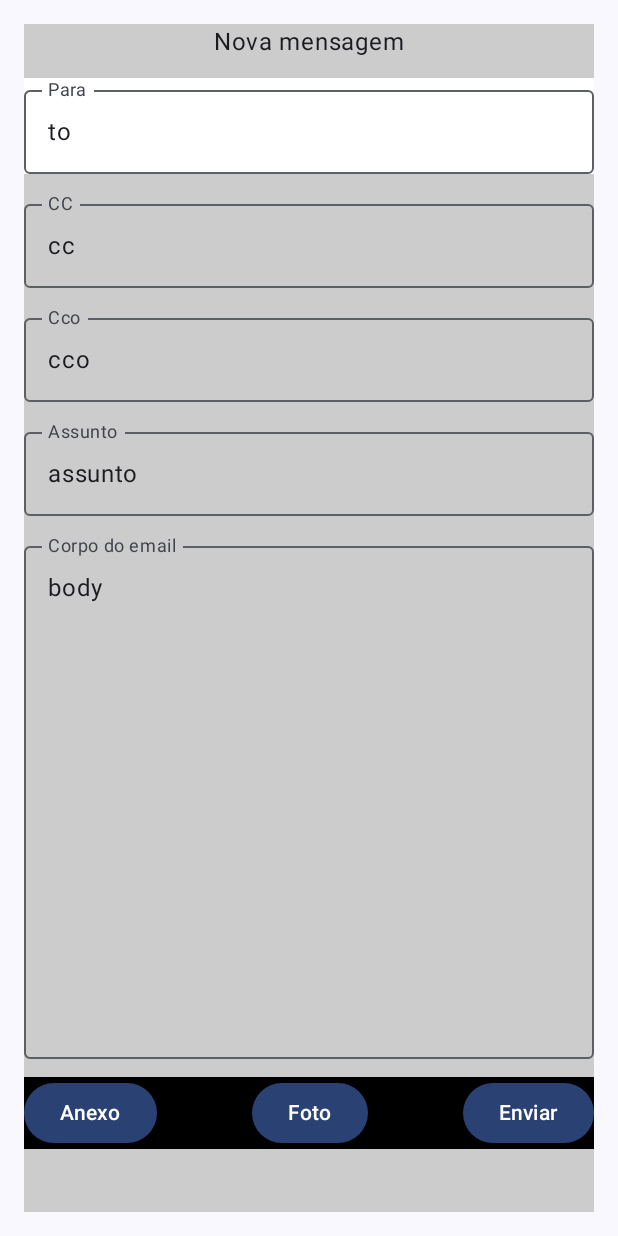
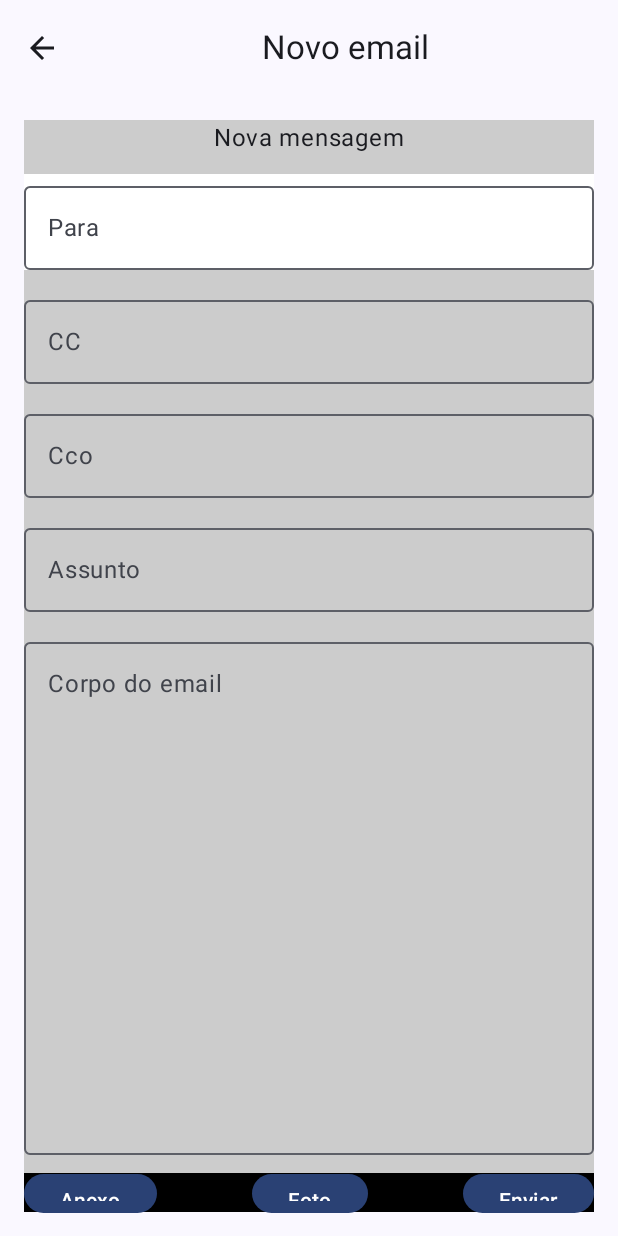
Before and after one commit to Vanessa-Bertoldo/Challenge, an Android app built with Jetpack Compose: the screen it shows after launch (MainActivity), after a tap on "Add", on a phone screen of 412 x 824 dp. Run offline under Robolectric (Android 15) with nearby library versions, the phone set to English and light mode, and no system bars.

Commit message:
Inserting top bar to return to previous page

```diff
--- a/app/src/main/java/br/com/fiap/challenge/activities/CaixaEntradaActivity.kt
+++ b/app/src/main/java/br/com/fiap/challenge/activities/CaixaEntradaActivity.kt
@@ -15,15 +15,16 @@ import androidx.compose.material.icons.filled.Add
 import androidx.compose.material.icons.filled.Search
 import androidx.compose.material3.BottomAppBar
 import androidx.compose.material3.Button
-import androidx.compose.material3.ButtonColors
 import androidx.compose.material3.Card
 import androidx.compose.material3.CardDefaults
+import androidx.compose.material3.ExperimentalMaterial3Api
 import androidx.compose.material3.FloatingActionButton
 import androidx.compose.material3.Icon
 import androidx.compose.material3.OutlinedTextField
 import androidx.compose.material3.OutlinedTextFieldDefaults
 import androidx.compose.material3.Scaffold
 import androidx.compose.material3.Text
+import androidx.compose.material3.TopAppBar
 import androidx.compose.runtime.Composable
 import androidx.compose.runtime.getValue
 import androidx.compose.runtime.mutableIntStateOf
@@ -34,27 +35,39 @@ import androidx.compose.ui.Modifier
 import androidx.compose.ui.graphics.Color
 import androidx.compose.ui.res.painterResource
 import androidx.compose.ui.text.font.FontWeight
+import androidx.compose.ui.text.style.TextAlign
 import androidx.compose.ui.unit.dp
 import androidx.compose.ui.unit.sp
 import androidx.navigation.NavController
 import br.com.fiap.challenge.R
 
+@OptIn(ExperimentalMaterial3Api::class)
 @Composable
 fun CaixaEntrada(navController: NavController) {
-
+    Scaffold(
+        topBar = {
+            TopAppBar(
+                title = {
+                    Text(
+                        text = "Caixa de entrada",
+                        modifier = Modifier.fillMaxWidth(),
+                        textAlign = TextAlign.Center
+                    )
+                }
+            )
+        }
+    ) { innerPadding ->
         Column(
             horizontalAlignment = Alignment.CenterHorizontally,
             modifier = Modifier
                 .fillMaxWidth()
                 .background(Color(0xFF012E40))
                 .fillMaxHeight()
+                .padding(innerPadding)
                 .padding(top = 2.dp)
         ) {
-
-
             OutlinedTextField(
                 modifier = Modifier
-
                     .fillMaxWidth()
                     .height(60.dp),
                 colors = OutlinedTextFieldDefaults.colors(
@@ -72,15 +85,13 @@ fun CaixaEntrada(navController: NavController) {
                 onValueChange = {},
             )
 
-
             CardEmail()
             CardEmail()
             MenuRodape(navController)
-
+        }
+    }
 }
 
-
-}
 
 @Composable
 fun CardEmail() {
--- a/app/src/main/java/br/com/fiap/challenge/activities/CalendarActivity.kt
+++ b/app/src/main/java/br/com/fiap/challenge/activities/CalendarActivity.kt
@@ -13,11 +13,14 @@ import androidx.compose.foundation.layout.padding
 import androidx.compose.foundation.layout.size
 import androidx.compose.foundation.text.BasicText
 import androidx.compose.material.icons.Icons
+import androidx.compose.material.icons.filled.ArrowBack
 import androidx.compose.material.icons.filled.ChevronLeft
 import androidx.compose.material.icons.filled.ChevronRight
+import androidx.compose.material3.ExperimentalMaterial3Api
 import androidx.compose.material3.Icon
 import androidx.compose.material3.IconButton
 import androidx.compose.material3.Text
+import androidx.compose.material3.TopAppBar
 import androidx.compose.runtime.Composable
 import androidx.compose.runtime.getValue
 import androidx.compose.runtime.mutableStateOf
@@ -27,6 +30,7 @@ import androidx.compose.ui.Alignment
 import androidx.compose.ui.Modifier
 import androidx.compose.ui.text.TextStyle
 import androidx.compose.ui.text.font.FontWeight
+import androidx.compose.ui.text.style.TextAlign
 import androidx.compose.ui.unit.dp
 import androidx.compose.ui.unit.sp
 import androidx.navigation.NavController
@@ -48,10 +52,58 @@ class CalendarActivity : AppCompatActivity() {
 //        }
     }
 
+    @OptIn(ExperimentalMaterial3Api::class)
     @RequiresApi(26)
     @Composable
     fun CalendarView(navController: NavController){
         var currentYearMonth by remember { mutableStateOf(YearMonth.now()) }
+
+//        Column(
+//            modifier = Modifier
+//                .padding(16.dp)
+//                .fillMaxWidth()
+//        ) {
+//            Row(
+//                modifier = Modifier.fillMaxWidth(),
+//                horizontalArrangement = Arrangement.SpaceBetween,
+//                verticalAlignment = Alignment.CenterVertically
+//            ) {
+//                IconButton(
+//                    onClick = { currentYearMonth = currentYearMonth.minusMonths(1) },
+//                    modifier = Modifier.size(48.dp)
+//                ) {
+//                    Icon(Icons.Default.ChevronLeft, contentDescription = "Previous Month")
+//                }
+//                MonthHeader(currentYearMonth)
+//                IconButton(
+//                    onClick = { currentYearMonth = currentYearMonth.plusMonths(1) },
+//                    modifier = Modifier.size(48.dp)
+//                ) {
+//                    Icon(Icons.Default.ChevronRight, contentDescription = "Next Month")
+//                }
+//            }
+//            WeekDaysHeader()
+//            CalendarDays(currentYearMonth)
+//        }
+
+
+        Column {
+            TopAppBar(
+                title = {
+                    Text(
+                        text = "Agenda",
+                        modifier = Modifier.fillMaxWidth(),
+                        textAlign = TextAlign.Center
+                    )
+                },
+                navigationIcon = {
+                    IconButton(onClick = {
+                        navController.popBackStack()
+                    }) {
+                        Icon(Icons.Default.ArrowBack, contentDescription = "Back")
+                    }
+                }
+            )
 
             Column(
                 modifier = Modifier
@@ -79,6 +131,7 @@ class CalendarActivity : AppCompatActivity() {
                 }
                 WeekDaysHeader()
                 CalendarDays(currentYearMonth)
+            }
         }
     }
 
--- a/app/src/main/java/br/com/fiap/challenge/activities/NovoEmailActivity.kt
+++ b/app/src/main/java/br/com/fiap/challenge/activities/NovoEmailActivity.kt
@@ -4,13 +4,21 @@ import androidx.compose.foundation.background
 import androidx.compose.foundation.layout.Arrangement
 import androidx.compose.foundation.layout.Column
 import androidx.compose.foundation.layout.Row
+import androidx.compose.foundation.layout.Spacer
 import androidx.compose.foundation.layout.fillMaxSize
 import androidx.compose.foundation.layout.fillMaxWidth
 import androidx.compose.foundation.layout.height
 import androidx.compose.foundation.layout.padding
+import androidx.compose.material.icons.Icons
+import androidx.compose.material.icons.filled.ArrowBack
 import androidx.compose.material3.Button
+import androidx.compose.material3.ExperimentalMaterial3Api
+import androidx.compose.material3.Icon
+import androidx.compose.material3.IconButton
 import androidx.compose.material3.OutlinedTextField
+import androidx.compose.material3.Scaffold
 import androidx.compose.material3.Text
+import androidx.compose.material3.TopAppBar
 import androidx.compose.runtime.Composable
 import androidx.compose.runtime.getValue
 import androidx.compose.runtime.mutableStateOf
@@ -19,22 +27,44 @@ import androidx.compose.runtime.setValue
 import androidx.compose.ui.Alignment
 import androidx.compose.ui.Modifier
 import androidx.compose.ui.graphics.Color
+import androidx.compose.ui.text.style.TextAlign
 import androidx.compose.ui.unit.dp
 import androidx.navigation.NavController
 
+@OptIn(ExperimentalMaterial3Api::class)
 @Composable
 fun NovoEmail(navController: NavController) {
-    var to by remember { mutableStateOf(value = "") }
-    var cc by remember { mutableStateOf(value = "") }
-    var cco by remember { mutableStateOf(value = "") }
-    var assunto by remember { mutableStateOf(value = "") }
-    var body by remember { mutableStateOf(value = "") }
+    var to by remember { mutableStateOf("") }
+    var cc by remember { mutableStateOf("") }
+    var cco by remember { mutableStateOf("") }
+    var assunto by remember { mutableStateOf("") }
+    var body by remember { mutableStateOf("") }
 
+    Scaffold(
+        topBar = {
+            TopAppBar(
+                title = {
+                    Text(
+                        text = "Novo email",
+                        modifier = Modifier.fillMaxWidth(),
+                        textAlign = TextAlign.Center
+                    )
+                },
+                navigationIcon = {
+                    IconButton(onClick = {
+                        navController.popBackStack()
+                    }) {
+                        Icon(Icons.Default.ArrowBack, contentDescription = "Back")
+                    }
+                }
+            )
+        },
+        content = { innerPadding ->
             Column(
-
                 horizontalAlignment = Alignment.CenterHorizontally,
                 modifier = Modifier
                     .fillMaxSize()
+                    .padding(innerPadding)
                     .padding(16.dp)
                     .background(color = Color.LightGray),
                 verticalArrangement = Arrangement.spacedBy(12.dp)
@@ -42,32 +72,29 @@ fun NovoEmail(navController: NavController) {
                 Text(text = "Nova mensagem")
 
                 OutlinedTextField(
-            value = "to", onValueChange = { to = it },
+                    value = to, onValueChange = { to = it },
                     label = { Text(text = "Para") },
                     modifier = Modifier
                         .fillMaxWidth()
                         .background(color = Color.White),
                 )
                 OutlinedTextField(
-            value = "cc", onValueChange = { cc = it },
+                    value = cc, onValueChange = { cc = it },
                     label = { Text(text = "CC") },
                     modifier = Modifier.fillMaxWidth()
-            //colors = textFieldColors)
                 )
                 OutlinedTextField(
-            value = "cco", onValueChange = { cco = it },
+                    value = cco, onValueChange = { cco = it },
                     label = { Text(text = "Cco") },
                     modifier = Modifier.fillMaxWidth()
-            //colors = textFieldColors
                 )
                 OutlinedTextField(
-            value = "assunto", onValueChange = { assunto = it },
+                    value = assunto, onValueChange = { assunto = it },
                     label = { Text(text = "Assunto") },
                     modifier = Modifier.fillMaxWidth()
-            //colors = textFieldColors
                 )
                 OutlinedTextField(
-            value = "body",
+                    value = body,
                     onValueChange = { body = it },
                     label = { Text(text = "Corpo do email") },
                     modifier = Modifier
@@ -75,9 +102,7 @@ fun NovoEmail(navController: NavController) {
                         .height(350.dp),
                     maxLines = 50
                 )
-        Column(
-            modifier = Modifier.fillMaxSize()
-        ) {
+                Spacer(modifier = Modifier.weight(1f))
                 Row(
                     horizontalArrangement = Arrangement.SpaceBetween,
                     modifier = Modifier
@@ -96,4 +121,5 @@ fun NovoEmail(navController: NavController) {
                 }
             }
         }
+    )
 }
```
Lines whose indentation alone changed are shown as unchanged.
